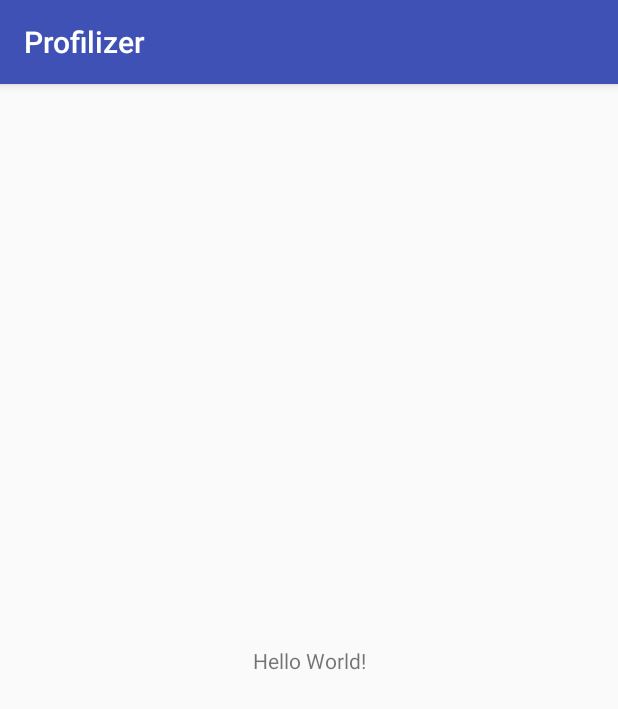
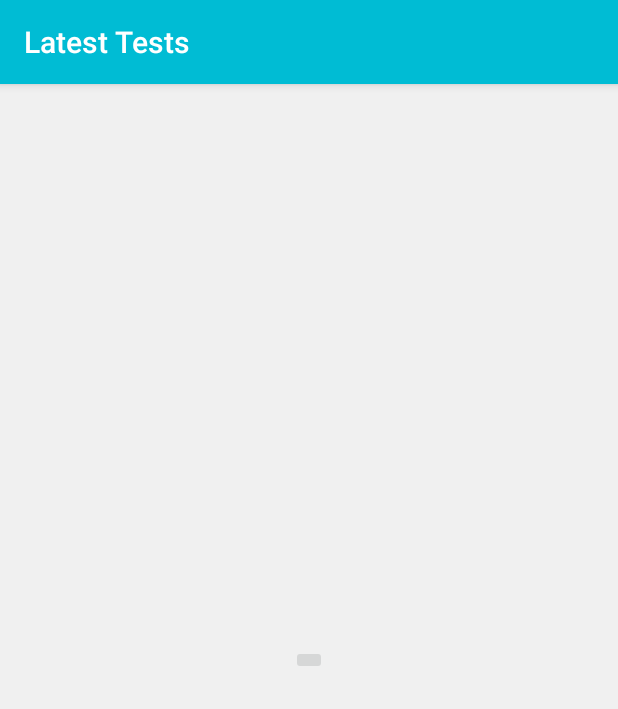
Before and after one commit to jose-fmeyer/profilizer, an Android app: the screen it shows after launch (LatestTestsActivity), on a phone screen of 412 x 824 dp. Shown: the top 709 px of the screen. Run offline under Robolectric (Android 15) with nearby library versions, the phone set to English and light mode, and no system bars; 1 statement that could not run was skipped.

Commit message:
Adding personality test activity

```diff
--- a/profilizer/app/src/main/AndroidManifest.xml
+++ b/profilizer/app/src/main/AndroidManifest.xml
@@ -8,14 +8,16 @@
         android:label="@string/app_name"
         android:roundIcon="@mipmap/ic_launcher_profilizer_round"
         android:supportsRtl="true"
-        android:theme="@style/AppTheme">
-        <activity android:name=".LatestTestsActivity">
+        android:theme="@style/ProfilizerTheme">
+        <activity android:name=".ui.LatestTestsActivity">
             <intent-filter>
                 <action android:name="android.intent.action.MAIN" />
 
                 <category android:name="android.intent.category.LAUNCHER" />
             </intent-filter>
         </activity>
+        <activity android:name=".ui.test.PersonalityTestActivity"
+            android:theme="@style/ProfilizerTestTheme"/>
     </application>
 
 </manifest>
--- a/profilizer/app/src/main/java/com/profilizer/LatestTestsActivity.kt
+++ /dev/null
@@ -1,12 +0,0 @@
-package com.profilizer
-
-import android.support.v7.app.AppCompatActivity
-import android.os.Bundle
-
-class LatestTestsActivity : AppCompatActivity() {
-
-    override fun onCreate(savedInstanceState: Bundle?) {
-        super.onCreate(savedInstanceState)
-        setContentView(R.layout.activity_latest_tests)
-    }
-}
--- /dev/null
+++ b/profilizer/app/src/main/java/com/profilizer/ui/LatestTestsActivity.kt
@@ -0,0 +1,20 @@
+package com.profilizer.ui
+
+import android.content.Intent
+import android.os.Bundle
+import com.profilizer.R
+import com.profilizer.ui.base.BaseActivity
+import com.profilizer.ui.test.PersonalityTestActivity
+import kotlinx.android.synthetic.main.activity_latest_tests.btn_start as btnStart
+
+class LatestTestsActivity : BaseActivity() {
+
+    override fun onCreate(savedInstanceState: Bundle?) {
+        super.onCreate(savedInstanceState)
+        setContentView(R.layout.activity_latest_tests)
+        setTitle(R.string.latest_tests)
+        btnStart.setOnClickListener {
+            startActivity(Intent(this, PersonalityTestActivity::class.java))
+        }
+    }
+}
--- /dev/null
+++ b/profilizer/app/src/main/java/com/profilizer/ui/base/BaseActivity.kt
@@ -0,0 +1,16 @@
+package com.profilizer.ui.base
+
+import android.support.annotation.StringRes
+import android.support.v7.app.AppCompatActivity
+import kotlinx.android.synthetic.main.layout_app_bar.toolbar as toolbar
+
+abstract class BaseActivity : AppCompatActivity() {
+
+    override fun setTitle(@StringRes resId: Int) {
+        toolbar?.let { toolbar ->
+            setSupportActionBar(toolbar)
+            supportActionBar?.setDisplayShowTitleEnabled(true)
+            title = getString(resId)
+        }
+    }
+}
--- a/profilizer/app/src/main/res/layout/activity_latest_tests.xml
+++ b/profilizer/app/src/main/res/layout/activity_latest_tests.xml
@@ -4,15 +4,22 @@
     xmlns:tools="http://schemas.android.com/tools"
     android:layout_width="match_parent"
     android:layout_height="match_parent"
-    tools:context="com.profilizer.LatestTestsActivity">
+    tools:context="com.profilizer.ui.LatestTestsActivity">
 
-    <TextView
+    <include layout="@layout/layout_app_bar"
+        android:id="@+id/app_bar"
+        app:layout_constraintStart_toStartOf="parent"
+        app:layout_constraintEnd_toEndOf="parent"
+        app:layout_constraintTop_toTopOf="parent"/>
+
+    <ImageButton
+        android:id="@+id/btn_start"
         android:layout_width="wrap_content"
         android:layout_height="wrap_content"
         android:text="Hello World!"
         app:layout_constraintBottom_toBottomOf="parent"
         app:layout_constraintLeft_toLeftOf="parent"
         app:layout_constraintRight_toRightOf="parent"
-        app:layout_constraintTop_toTopOf="parent" />
+        app:layout_constraintTop_toBottomOf="@+id/app_bar" />
 
 </android.support.constraint.ConstraintLayout>
--- /dev/null
+++ b/profilizer/app/src/main/res/layout/layout_app_bar.xml
@@ -0,0 +1,14 @@
+<?xml version="1.0" encoding="utf-8"?>
+<android.support.design.widget.AppBarLayout xmlns:android="http://schemas.android.com/apk/res/android"
+    android:layout_width="match_parent"
+    android:layout_height="wrap_content"
+    android:theme="@style/ThemeOverlay.AppCompat.Dark.ActionBar"
+    android:elevation="10dp">
+
+    <android.support.v7.widget.Toolbar
+        android:id="@+id/toolbar"
+        style="@style/ProfilizerToolbar"
+        android:layout_width="match_parent"
+        android:layout_height="?attr/actionBarSize" />
+
+</android.support.design.widget.AppBarLayout>
--- a/profilizer/app/src/main/res/values/colors.xml
+++ b/profilizer/app/src/main/res/values/colors.xml
@@ -1,6 +1,17 @@
 <?xml version="1.0" encoding="utf-8"?>
 <resources>
-    <color name="colorPrimary">#3F51B5</color>
-    <color name="colorPrimaryDark">#303F9F</color>
-    <color name="colorAccent">#FF4081</color>
+    <color name="primary">#00BCD4</color>
+    <color name="primary_dark">#0097A7</color>
+    <color name="primary_light">#B2EBF2</color>
+    <color name="accent">#FFC107</color>
+    <color name="primary_text">#212121</color>
+    <color name="secondary_text">#757575</color>
+    <color name="icons">#FFFFFF</color>
+    <color name="divider">@color/light_grey</color>
+
+    <color name="progress_color">@color/primary_dark</color>
+    <color name="progress_background">#c6cce8</color>
+
+    <color name="light_grey">#BDBDBD</color>
+    <color name="secondary_background">#f0f0f0</color>
 </resources>
--- /dev/null
+++ b/profilizer/app/src/main/res/values/dimens.xml
@@ -0,0 +1,5 @@
+<?xml version="1.0" encoding="utf-8"?>
+<resources>
+    <dimen name="default_margin">20dp</dimen>
+    <dimen name="content_margin">16dp</dimen>
+</resources>
--- a/profilizer/app/src/main/res/values/strings.xml
+++ b/profilizer/app/src/main/res/values/strings.xml
@@ -1,3 +1,4 @@
 <resources>
     <string name="app_name">Profilizer</string>
+    <string name="latest_tests">Latest Tests</string>
 </resources>
--- a/profilizer/app/src/main/res/values/styles.xml
+++ b/profilizer/app/src/main/res/values/styles.xml
@@ -1,11 +1,20 @@
 <resources>
 
     <!-- Base application theme. -->
-    <style name="AppTheme" parent="Theme.AppCompat.Light.DarkActionBar">
-        <!-- Customize your theme here. -->
-        <item name="colorPrimary">@color/colorPrimary</item>
-        <item name="colorPrimaryDark">@color/colorPrimaryDark</item>
-        <item name="colorAccent">@color/colorAccent</item>
+    <style name="ProfilizerTheme" parent="Theme.AppCompat.Light.NoActionBar">
+        <item name="colorPrimary">@color/primary</item>
+        <item name="colorPrimaryDark">@color/primary_dark</item>
+        <item name="colorAccent">@color/accent</item>
+        <item name="colorControlNormal">@android:color/white</item>
+        <item name="android:windowBackground">@color/secondary_background</item>
+    </style>
+
+    <style name="ProfilizerTestTheme" parent="ProfilizerTheme">
+        <item name="android:windowBackground">@android:color/white</item>
+    </style>
+
+    <style name="ProfilizerToolbar" parent="Widget.AppCompat.Toolbar">
+        <item name="popupTheme">@style/ThemeOverlay.AppCompat.Light</item>
     </style>
 
 </resources>
```
Also changed, not shown: profilizer/app/src/main/java/com/profilizer/ui/test/PersonalityTestActivity.kt (added, +13 -0 lines), profilizer/app/src/main/res/drawable/ic_clear_white.xml (added, +10 -0 lines), profilizer/app/src/main/res/drawable/ic_test_progress_bar.xml (added, +16 -0 lines), profilizer/app/src/main/res/layout/activity_personality_test.xml (added, +35 -0 lines).
